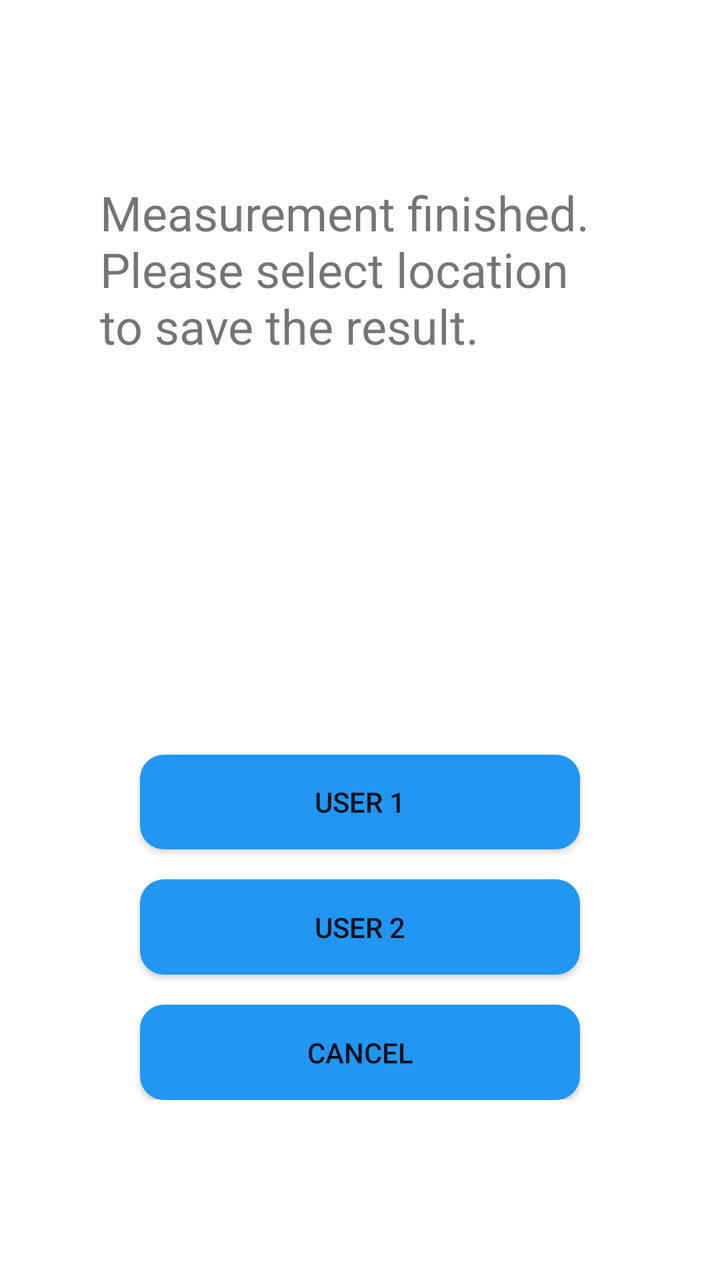
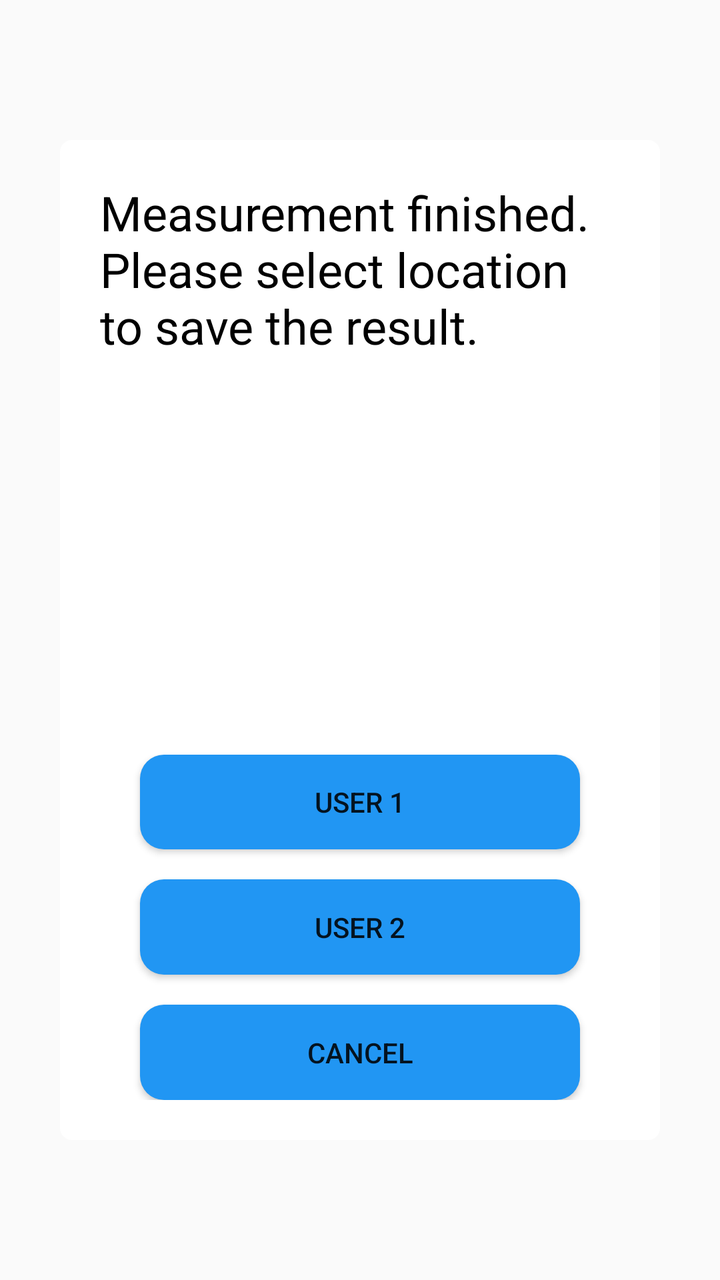

Compare the two renders of this Android layout. The source of the first and the diff that turns it into the second are given below.
<!-- AndroidManifest.xml: application theme Theme.RoomEqualizer -->
<!-- res/layout/popup_layout3.xml -->
<?xml version="1.0" encoding="utf-8"?>
<LinearLayout xmlns:android="http://schemas.android.com/apk/res/android"
    xmlns:app="http://schemas.android.com/apk/res-auto"
    android:layout_width="match_parent"
    android:layout_height="match_parent"
    android:gravity="center"
    android:orientation="vertical">

    <LinearLayout
        android:layout_width="300dp"
        android:layout_height="500dp"
        android:background="@drawable/bg_popup_white"
        android:orientation="vertical"
        android:padding="20dp">

        <LinearLayout
            android:layout_width="match_parent"
            android:layout_height="0dp"
            android:layout_weight="5"
            android:orientation="horizontal">

            <TextView
                android:id="@+id/tvMessage"
                android:layout_width="match_parent"
                android:layout_height="wrap_content"
                android:text="@string/noti_finished_measurement"
                android:textSize="24sp" />
        </LinearLayout>

        <LinearLayout
            android:layout_width="match_parent"
            android:layout_height="0dp"
            android:layout_weight="3"
            android:orientation="vertical">

            <android.widget.Button
                android:id="@+id/btnUser1"
                android:layout_width="match_parent"
                android:layout_height="0dp"
                android:layout_marginLeft="20dp"
                android:layout_marginRight="20dp"
                android:layout_marginBottom="10dp"
                android:layout_weight="1"
                android:background="@drawable/bg_button"
                android:text="@string/eq_user1" />

            <android.widget.Button
                android:id="@+id/btnUser2"
                android:layout_width="match_parent"
                android:layout_height="0dp"
                android:layout_marginLeft="20dp"
                android:layout_marginTop="5dp"
                android:layout_marginRight="20dp"
                android:layout_marginBottom="5dp"
                android:layout_weight="1"
                android:background="@drawable/bg_button"
                android:text="@string/eq_user2" />

            <android.widget.Button
                android:id="@+id/btnCancel"
                android:layout_width="match_parent"
                android:layout_height="0dp"
                android:layout_marginLeft="20dp"
                android:layout_marginTop="10dp"
                android:layout_marginRight="20dp"
                android:layout_weight="1"
                android:background="@drawable/bg_button"
                android:text="@string/cancel" />
        </LinearLayout>

    </LinearLayout>

</LinearLayout>
<!-- resources referenced by this layout -->
<resources>
  <!-- drawable bg_button (drawable) -->
  <?xml version="1.0" encoding="utf-8"?>
  <selector xmlns:android="http://schemas.android.com/apk/res/android">
  
      
      <item android:state_pressed="true">
          <shape android:shape="rectangle">
              <solid android:color="#2196F3" /> 
              <corners android:radius="12dp" /> 
          </shape>
      </item>
  
      
      <item>
          <shape android:shape="rectangle">
              <solid android:color="#2196F3" /> 
              <corners android:radius="12dp" /> 
          </shape>
      </item>
  
  </selector>
  <!-- drawable bg_popup_white (drawable) -->
  <?xml version="1.0" encoding="utf-8"?>
  <selector xmlns:android="http://schemas.android.com/apk/res/android">
  
      <item android:state_pressed="true">
          <shape android:shape="rectangle">
              <solid android:color="#FFFFFFFF" /> 
              <corners android:radius="6dp" /> 
          </shape>
      </item>
  
      <item>
          <shape android:shape="rectangle">
              <solid android:color="#FFFFFFFF" /> 
              <corners android:radius="6dp" /> 
          </shape>
      </item>
  
  </selector>
  <string name="cancel">CANCEL</string>
  <string name="eq_user1">User 1</string>
  <string name="eq_user2">User 2</string>
  <string name="noti_finished_measurement">Measurement finished. Please select location to save the result.</string>
  <style name="Theme.RoomEqualizer" parent="Theme.MaterialComponents.DayNight.DarkActionBar">
          
          <item name="colorPrimary">@color/purple_500</item>
          <item name="colorPrimaryVariant">@color/purple_700</item>
          <item name="colorOnPrimary">@color/white</item>
          
          <item name="colorSecondary">@color/teal_200</item>
          <item name="colorSecondaryVariant">@color/teal_700</item>
          <item name="colorOnSecondary">@color/black</item>
          
          <item name="android:statusBarColor">?attr/colorPrimaryVariant</item>
          
      </style>
  <color name="purple_500">#FF6200EE</color>
  <color name="purple_700">#FF3700B3</color>
  <color name="white">#FFFFFFFF</color>
  <color name="teal_200">#FF03DAC5</color>
  <color name="teal_700">#FF018786</color>
  <color name="black">#FF000000</color>
</resources>

<!-- the commit's change to res/layout/popup_layout3.xml (unified diff, before → after) -->
@@ -24,6 +24,7 @@
                 android:layout_width="match_parent"
                 android:layout_height="wrap_content"
                 android:text="@string/noti_finished_measurement"
+                android:textColor="@color/black"
                 android:textSize="24sp" />
         </LinearLayout>
 
<!-- resource entries referenced after the edit -->
@@ -44,24 +44,15 @@
   <string name="eq_user1">User 1</string>
   <string name="eq_user2">User 2</string>
   <string name="noti_finished_measurement">Measurement finished. Please select location to save the result.</string>
-  <style name="Theme.RoomEqualizer" parent="Theme.MaterialComponents.DayNight.DarkActionBar">
+  <style name="Theme.RoomEqualizer" parent="Theme.AppCompat.DayNight.NoActionBar">
           
           <item name="colorPrimary">@color/purple_500</item>
-          <item name="colorPrimaryVariant">@color/purple_700</item>
-          <item name="colorOnPrimary">@color/white</item>
-          
-          <item name="colorSecondary">@color/teal_200</item>
-          <item name="colorSecondaryVariant">@color/teal_700</item>
-          <item name="colorOnSecondary">@color/black</item>
-          
-          <item name="android:statusBarColor">?attr/colorPrimaryVariant</item>
-          
+          <item name="colorPrimaryDark">@color/purple_700</item>
+          <item name="colorAccent">@color/teal_200</item>
       </style>
   <color name="purple_500">#FF6200EE</color>
   <color name="purple_700">#FF3700B3</color>
-  <color name="white">#FFFFFFFF</color>
   <color name="teal_200">#FF03DAC5</color>
-  <color name="teal_700">#FF018786</color>
   <color name="black">#FF000000</color>
 </resources>
 
